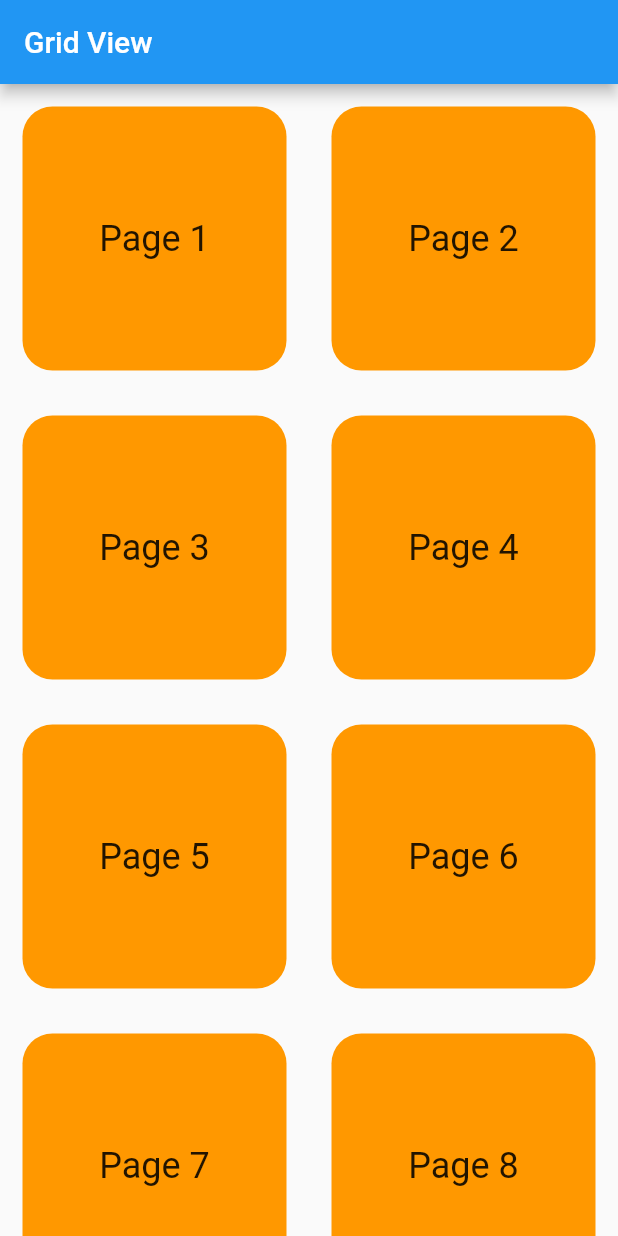
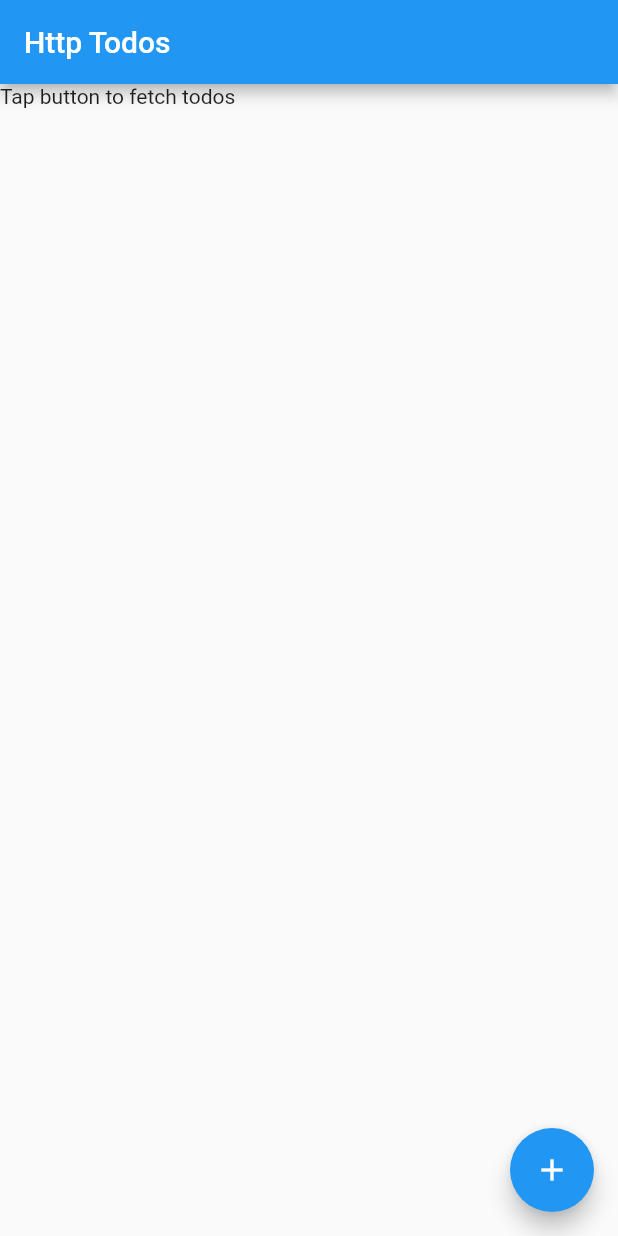
Before and after one commit to is381-1-2021/thanachaporn, a Flutter app: the screen it shows after launch, on a phone screen of 412 x 824 dp. Run offline on Flutter 3.47's test engine with Material 2 defaults, Android fonts, the light colour scheme and no system bars; our stand-ins replace table_calendar; project files that could hold a hidden picture were left out.

Commit message:
HTTP Todos

```diff
--- /dev/null
+++ b/first_app/lib/controllers/todo_controller.dart
@@ -0,0 +1,22 @@
+import 'dart:async';
+
+import 'package:first_app/models/todo_model.dart';
+import 'package:first_app/services/services.dart';
+
+class TodoController {
+  final HttpServices services;
+  List<Todo> todos = List.empty();
+
+  StreamController<bool> onSyncController = StreamController();
+  Stream<bool> get onSync => onSyncController.stream;
+
+  TodoController(this.services);
+
+  Future<List<Todo>> fetchTodos() async {
+    onSyncController.add(true);
+    todos = await services.getTodos();
+    onSyncController.add(false);
+
+    return todos;
+  }
+}
--- a/first_app/lib/main.dart
+++ b/first_app/lib/main.dart
@@ -2,7 +2,6 @@ import 'package:flutter/material.dart';
 import 'package:provider/provider.dart';
 
 import 'models/form_model.dart';
-import 'pages/eighth_page.dart';
 import 'pages/fifth_page.dart';
 import 'pages/first_page.dart';
 import 'pages/fourth_page.dart';
@@ -11,16 +10,37 @@ import 'pages/seventh_page.dart';
 import 'pages/sixth_page.dart';
 import 'pages/third_page.dart';
 
+import 'package:first_app/controllers/todo_controller.dart';
+import 'package:first_app/pages/eighth_page.dart';
+import 'package:first_app/pages/todo_page.dart';
+import 'package:first_app/services/services.dart';
+
 void main() {
+  var services = HttpServices();
+  var controller = TodoController(services);
+
+  runApp(TodoApp(controller: controller));
+}
+
+class TodoApp extends StatelessWidget {
+  final TodoController controller;
+  TodoApp({required this.controller});
+
+  @override
+  Widget build(BuildContext context) {
+    return MaterialApp(
+      home: TodoPage(controller: controller),
+    );
+  }
+}
+
+void main_old() {
   runApp(
-    MultiProvider(
-      providers: [
-        ChangeNotifierProvider(
-          create: (context) => FormModel(),
-        ),
-      ],
-      child: MyApp(),
-    ),
+    MultiProvider(providers: [
+      ChangeNotifierProvider(
+        create: (context) => FormModel(),
+      ),
+    ], child: MyApp()),
   );
 }
 
--- /dev/null
+++ b/first_app/lib/models/todo_model.dart
@@ -0,0 +1,33 @@
+class Todo {
+  final int userId;
+  final int id;
+  final String title;
+  bool completed;
+
+  Todo(this.userId, this.id, this.title, this.completed);
+
+  factory Todo.fromJson(
+    Map<String, dynamic> json,
+  ) {
+    return Todo(
+      json['userId'] as int,
+      json['id'] as int,
+      json['title'] as String,
+      json['completed'] as bool,
+    );
+  }
+}
+
+class AllTodos {
+  final List<Todo> todos;
+
+  AllTodos(this.todos);
+
+  factory AllTodos.fromJson(
+    List<dynamic> json,
+  ) {
+    var x = json.map((record) => Todo.fromJson(record)).toList();
+
+    return AllTodos(x);
+  }
+}
--- /dev/null
+++ b/first_app/lib/pages/todo_page.dart
@@ -0,0 +1,62 @@
+import 'package:first_app/controllers/todo_controller.dart';
+import 'package:first_app/models/todo_model.dart';
+import 'package:flutter/material.dart';
+
+class TodoPage extends StatefulWidget {
+  final TodoController controller;
+
+  TodoPage({required this.controller});
+
+  @override
+  _TodoPageState createState() => _TodoPageState();
+}
+
+class _TodoPageState extends State<TodoPage> {
+  List<Todo> todos = List.empty();
+  bool isLoading = false;
+
+  void initState() {
+    super.initState();
+
+    widget.controller.onSync.listen(
+      (bool synState) => setState(() => isLoading = synState),
+    );
+  }
+
+  void _getTodos() async {
+    var newTodos = await widget.controller.fetchTodos();
+
+    setState(() => todos = newTodos);
+  }
+
+  Widget get body => isLoading
+      ? CircularProgressIndicator()
+      : ListView.builder(
+          itemCount: todos.isEmpty ? 1 : todos.length,
+          itemBuilder: (ctx, index) {
+            if (todos.isEmpty) {
+              return Text('Tap button to fetch todos');
+            }
+
+            return CheckboxListTile(
+              onChanged: null,
+              value: todos[index].completed,
+              title: Text(todos[index].title),
+            );
+          },
+        );
+
+  @override
+  Widget build(BuildContext context) {
+    return Scaffold(
+      appBar: AppBar(
+        title: Text('Http Todos'),
+      ),
+      body: Center(child: body),
+      floatingActionButton: FloatingActionButton(
+        onPressed: _getTodos,
+        child: Icon(Icons.add),
+      ),
+    );
+  }
+}
--- /dev/null
+++ b/first_app/lib/services/services.dart
@@ -0,0 +1,20 @@
+import 'dart:convert';
+
+import 'package:first_app/models/todo_model.dart';
+import 'package:http/http.dart';
+
+class HttpServices {
+  Client client = Client();
+
+  Future<List<Todo>> getTodos() async {
+    final response = await client.get(
+      Uri.parse('https://jsonplaceholder.typicode.com/todos'),
+    );
+    if (response.statusCode != 200) {
+      throw Exception('Failed to load todos');
+    }
+    var all = AllTodos.fromJson(json.decode(response.body));
+
+    return all.todos;
+  }
+}
--- a/first_app/pubspec.yaml
+++ b/first_app/pubspec.yaml
@@ -14,6 +14,7 @@ dependencies:
   provider: ^6.0.0
   table_calendar: ^3.0.2
   web_socket_channel: ^2.1.0
+  http: ^0.13.3
 
 dev_dependencies:
   flutter_test:
```
Also changed, not shown: first_app/pubspec.lock.
